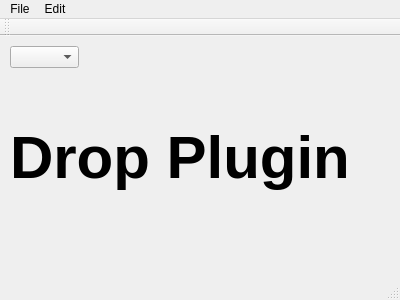
Above: mainwindow.ui from How2Compute/uPBT before the change. Below: the same form after it.
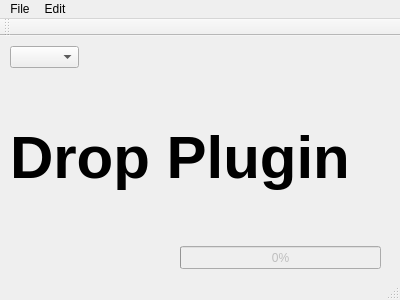
That is the form after the change.

Commit message:
Add Basic Plugin Building
Should have successfully ported over the plugin building code!

The edit to the form file:
```diff
--- a/mainwindow.ui
+++ b/mainwindow.ui
@@ -44,6 +44,25 @@
      <string>Drop Plugin</string>
     </property>
    </widget>
+   <widget class="QProgressBar" name="progressBar">
+    <property name="enabled">
+     <bool>false</bool>
+    </property>
+    <property name="geometry">
+     <rect>
+      <x>180</x>
+      <y>210</y>
+      <width>201</width>
+      <height>23</height>
+     </rect>
+    </property>
+    <property name="value">
+     <number>0</number>
+    </property>
+    <property name="textVisible">
+     <bool>true</bool>
+    </property>
+   </widget>
   </widget>
   <widget class="QMenuBar" name="menuBar">
    <property name="geometry">
```
The commit also changes 2 other files.
